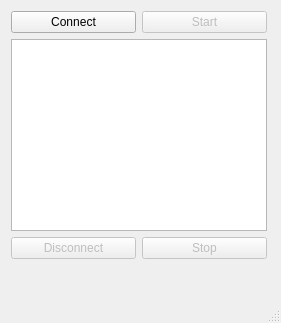
The window that Client/mainwindow.ui (Maximsiv1410/pipeclientserver) describes before a commit, drawn with Qt 5.
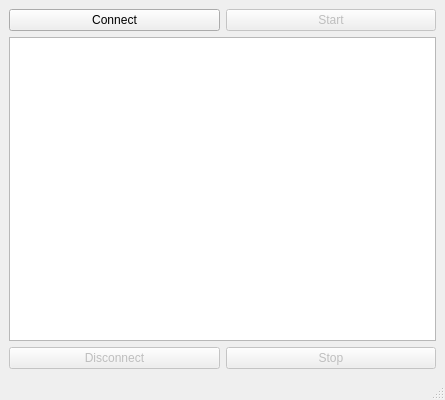
The same window after the commit.

```diff
--- a/Client/mainwindow.ui
+++ b/Client/mainwindow.ui
@@ -6,27 +6,19 @@
    <rect>
     <x>0</x>
     <y>0</y>
-    <width>281</width>
-    <height>323</height>
+    <width>445</width>
+    <height>400</height>
    </rect>
   </property>
   <property name="windowTitle">
    <string>MainWindow</string>
   </property>
   <widget class="QWidget" name="centralwidget">
-   <widget class="QWidget" name="">
-    <property name="geometry">
-     <rect>
-      <x>11</x>
-      <y>11</y>
-      <width>258</width>
-      <height>252</height>
-     </rect>
-    </property>
+   <layout class="QGridLayout" name="gridLayout_5">
+    <item row="0" column="0">
+     <layout class="QGridLayout" name="gridLayout_4">
+      <item row="0" column="0">
     <layout class="QGridLayout" name="gridLayout">
-     <property name="sizeConstraint">
-      <enum>QLayout::SetFixedSize</enum>
-     </property>
      <item row="0" column="0">
       <widget class="QPushButton" name="btnConnect">
        <property name="layoutDirection">
@@ -50,14 +42,11 @@
        </property>
       </widget>
      </item>
-     <item row="1" column="0" colspan="2">
-      <widget class="QGraphicsView" name="graphicsView">
-       <property name="layoutDirection">
-        <enum>Qt::LeftToRight</enum>
-       </property>
-      </widget>
+       </layout>
      </item>
      <item row="2" column="0">
+       <layout class="QGridLayout" name="gridLayout_2">
+        <item row="0" column="0">
       <widget class="QPushButton" name="btnDisconnect">
        <property name="enabled">
         <bool>false</bool>
@@ -70,7 +59,7 @@
        </property>
       </widget>
      </item>
-     <item row="2" column="1">
+        <item row="0" column="1">
       <widget class="QPushButton" name="btnStop">
        <property name="enabled">
         <bool>false</bool>
@@ -84,7 +73,17 @@
       </widget>
      </item>
     </layout>
-   </widget>
+      </item>
+      <item row="1" column="0">
+       <widget class="QGraphicsView" name="graphicsView">
+        <property name="layoutDirection">
+         <enum>Qt::LeftToRight</enum>
+        </property>
+       </widget>
+      </item>
+     </layout>
+    </item>
+   </layout>
   </widget>
   <widget class="QMenuBar" name="menubar">
    <property name="geometry">
```
Left out of the diff: 2 changed lines with no effect on the pictures. Lines whose indentation alone changed are shown as unchanged.
